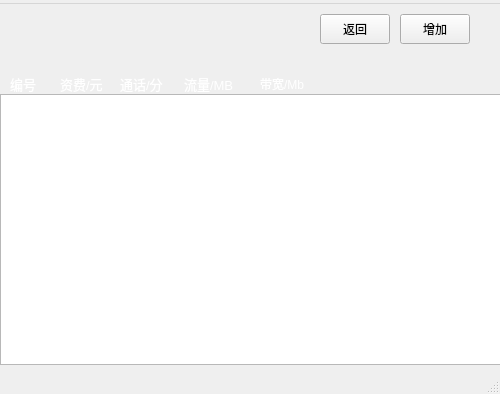
Old version of the form qt03/admin_plan.ui in the repository s235784/ProgramDesign.
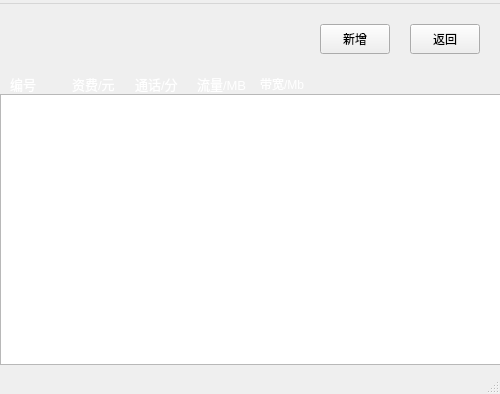
New version of the form. Icons and pictures are not drawn.

What changed in the file:
```diff
--- a/qt03/admin_plan.ui
+++ b/qt03/admin_plan.ui
@@ -33,8 +33,8 @@
    <widget class="QPushButton" name="pushButton_back">
     <property name="geometry">
      <rect>
-      <x>320</x>
-      <y>10</y>
+      <x>410</x>
+      <y>20</y>
       <width>70</width>
       <height>30</height>
      </rect>
@@ -68,7 +68,7 @@
    <widget class="QLabel" name="label_3">
     <property name="geometry">
      <rect>
-      <x>60</x>
+      <x>72</x>
       <y>70</y>
       <width>51</width>
       <height>20</height>
@@ -89,7 +89,7 @@
    <widget class="QLabel" name="label_4">
     <property name="geometry">
      <rect>
-      <x>120</x>
+      <x>135</x>
       <y>70</y>
       <width>61</width>
       <height>20</height>
@@ -110,7 +110,7 @@
    <widget class="QLabel" name="label_5">
     <property name="geometry">
      <rect>
-      <x>184</x>
+      <x>197</x>
       <y>70</y>
       <width>51</width>
       <height>20</height>
@@ -131,14 +131,14 @@
    <widget class="QPushButton" name="pushButton_add">
     <property name="geometry">
      <rect>
-      <x>400</x>
-      <y>10</y>
+      <x>320</x>
+      <y>20</y>
       <width>70</width>
       <height>30</height>
      </rect>
     </property>
     <property name="text">
-     <string>增加</string>
+     <string>新增</string>
     </property>
    </widget>
    <widget class="QListWidget" name="listWidget">
```
